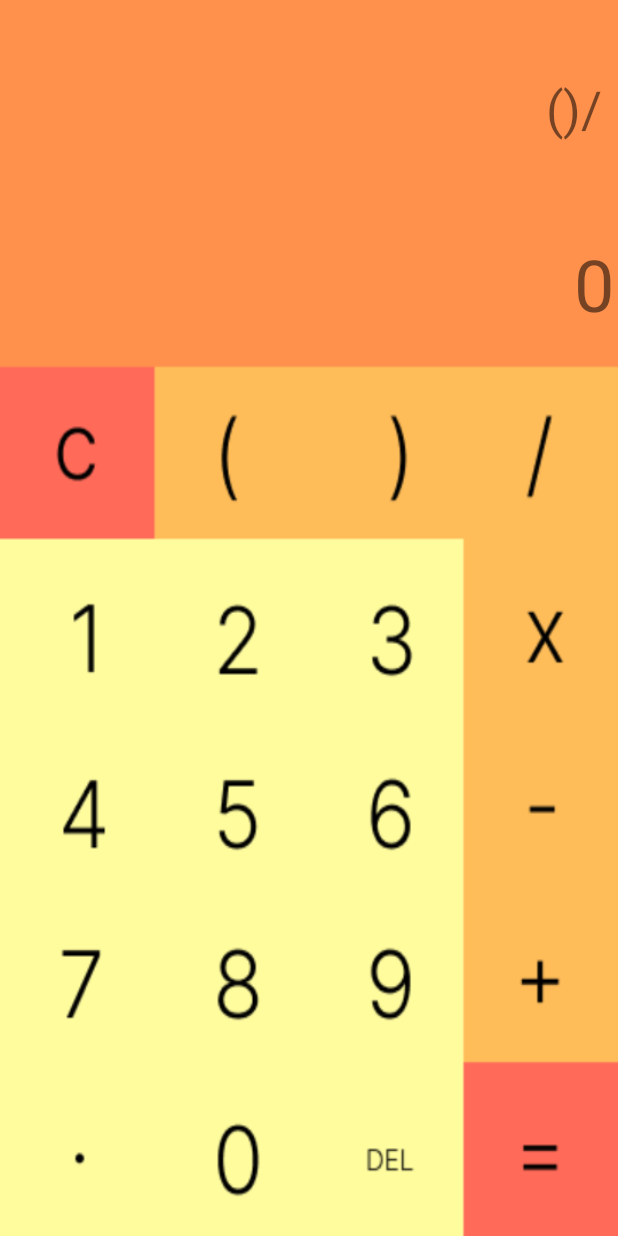
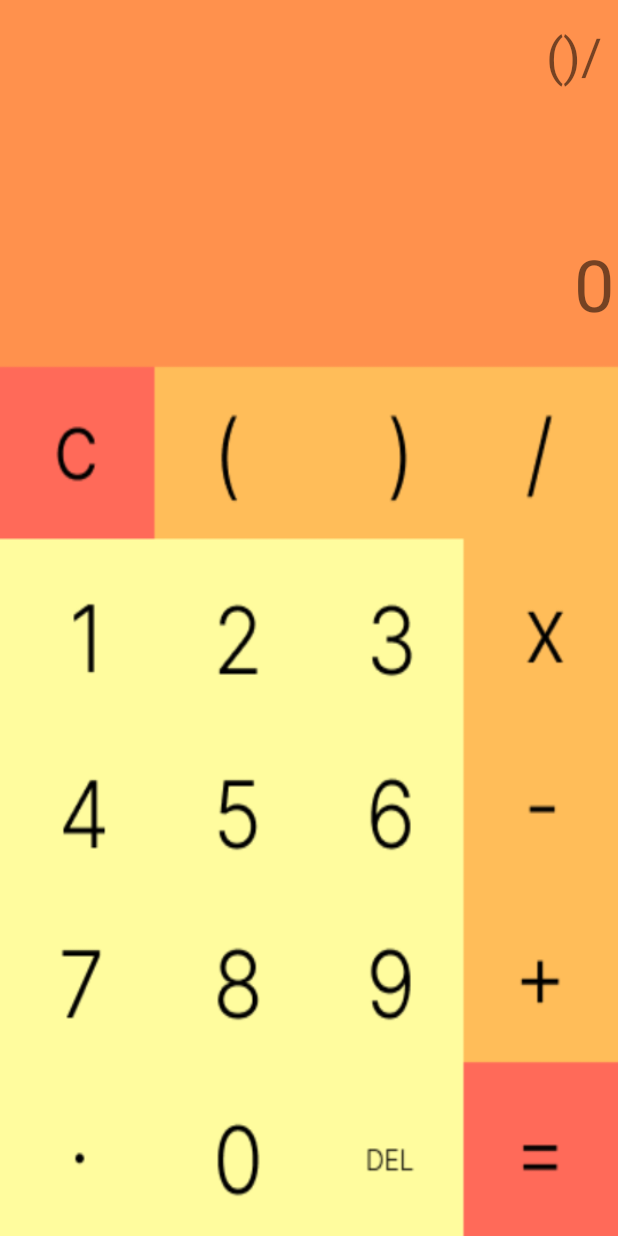
Before and after one commit to Vitor-Chassot/app-calculator-android, an Android app: the screen it shows after launch (MainActivity), after a tap on an icon or button, on a phone screen of 412 x 824 dp. Run offline under Robolectric (Android 15) with nearby library versions, the phone set to English and light mode, and no system bars; 3 other taps on this screen came first.

Commit message:
Correção de layout

```diff
--- a/app/src/main/res/layout/activity_main.xml
+++ b/app/src/main/res/layout/activity_main.xml
@@ -291,7 +291,7 @@
     <TextView
         android:id="@+id/textView"
         android:layout_width="387dp"
-        android:layout_height="92dp"
+        android:layout_height="110dp"
         android:lineSpacingMultiplier="1.5"
         android:textAlignment="textEnd"
         android:textSize="34sp"
@@ -300,7 +300,7 @@
         app:layout_constraintHorizontal_bias="0.578"
         app:layout_constraintStart_toStartOf="parent"
         app:layout_constraintTop_toTopOf="parent"
-        app:layout_constraintVertical_bias="0.067"
+        app:layout_constraintVertical_bias="0.02"
         app:layout_constraintWidth_percent="0.9" />
 
     <TextView
```
Also changed, not shown: 4 other files.
